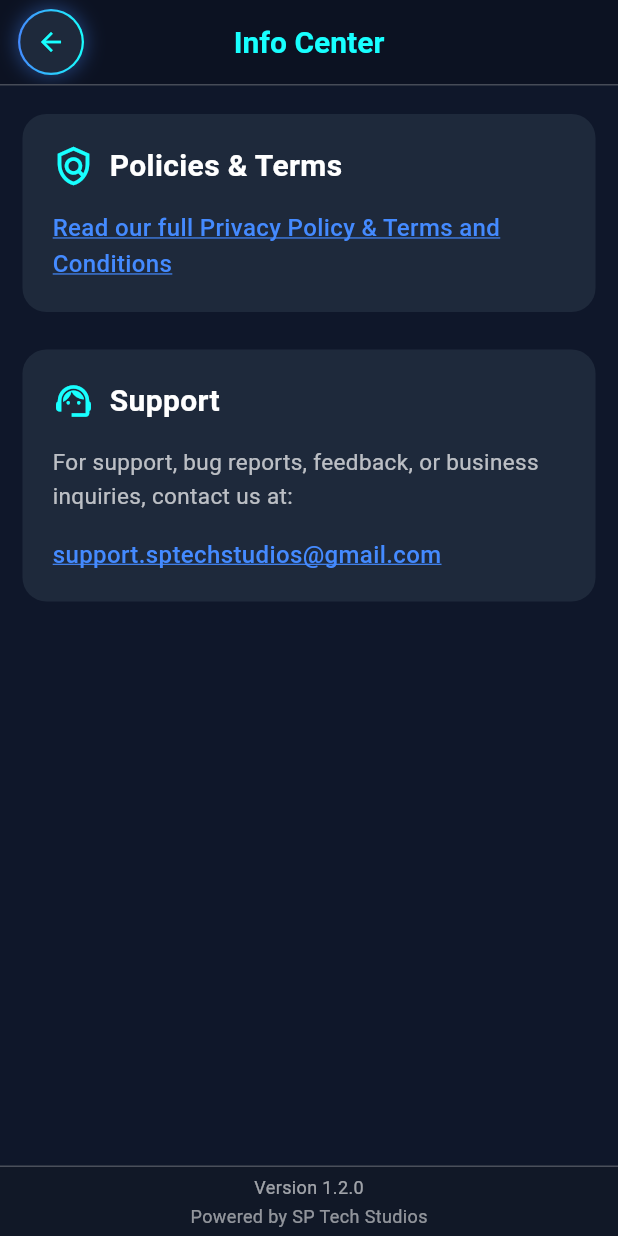
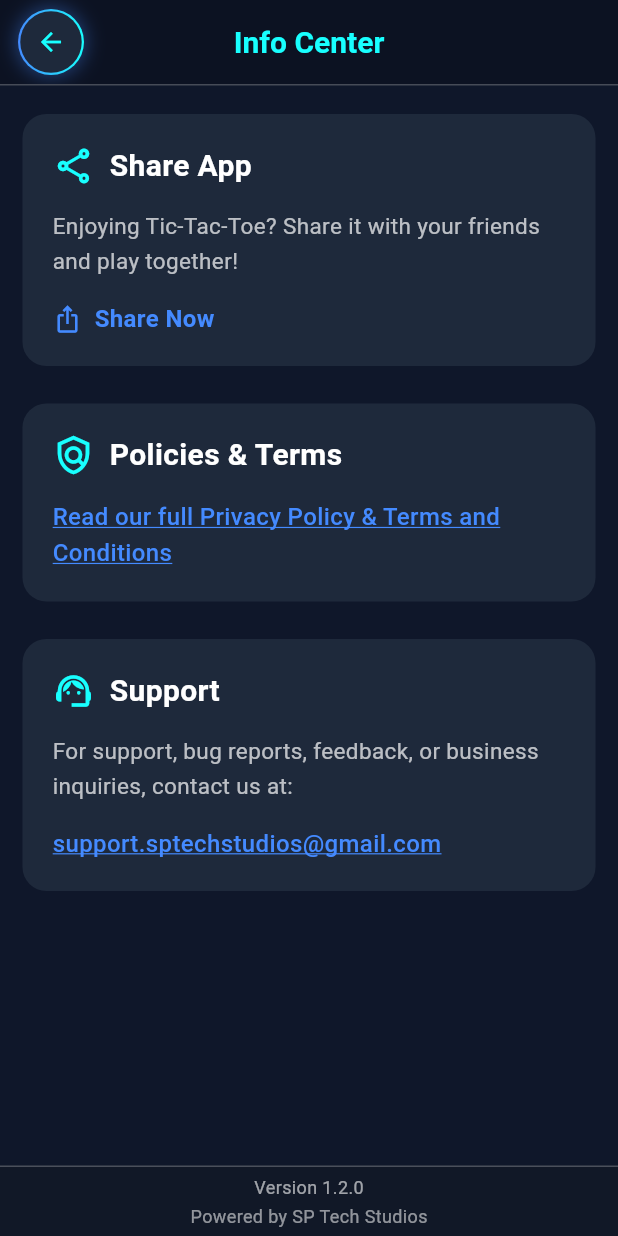
Before and after one commit to subhadip420/Tic_Tac_Toe_Game, a Flutter app: the InfoPage screen opened directly, on a phone screen of 412 x 824 dp. Run offline on Flutter 3.47's test engine with Material 3 defaults, Android fonts, the phone set to English and light mode, and no system bars; our stand-ins replace audioplayers, confetti, connectivity_plus, firebase_core, firebase_database, google_mobile_ads and 6 more; missing offline and left inert: dart:js_interop; accounts and stored records are empty.

Commit message:
Add share this app option in info page.

```diff
--- a/lib/screens/info_page.dart
+++ b/lib/screens/info_page.dart
@@ -1,6 +1,7 @@
 import 'dart:ui';
 import 'package:flutter/material.dart';
 import 'package:flutter/services.dart';
+import 'package:share_plus/share_plus.dart';
 import 'package:shared_preferences/shared_preferences.dart';
 import 'package:url_launcher/url_launcher.dart';
 import '../widgets/build_circle_icon_button.dart';
@@ -120,6 +121,85 @@ class _TermsConditionPageState extends State<InfoPage> {
                 ),
                 child: Column(
                   children: [
+
+                    /// -----------------------------------
+                    /// SHARE APP CARD
+                    /// -----------------------------------
+                    Container(
+                      width: double.infinity,
+                      padding: const EdgeInsets.all(20),
+                      decoration: BoxDecoration(
+                        color: isDark ? const Color(0xFF1E293B) : Colors.white,
+                        borderRadius: BorderRadius.circular(16),
+                        boxShadow: [
+                          if (!isDark)
+                            const BoxShadow(
+                              color: Colors.black12,
+                              blurRadius: 10,
+                              offset: Offset(0, 4),
+                            ),
+                        ],
+                      ),
+                      child: Column(
+                        crossAxisAlignment: CrossAxisAlignment.start,
+                        children: [
+                          Row(
+                            children: [
+                              Icon(
+                                  Icons.share_outlined,
+                                  color: isDark ? Colors.cyanAccent : Colors.blue,
+                                  size: 28
+                              ),
+                              const SizedBox(width: 10),
+                              Text(
+                                "Share App",
+                                style: TextStyle(
+                                  fontSize: 20,
+                                  fontWeight: FontWeight.bold,
+                                  color: isDark ? Colors.white : Colors.black87,
+                                ),
+                              ),
+                            ],
+                          ),
+                          const SizedBox(height: 15),
+                          Text(
+                            "Enjoying Tic-Tac-Toe? Share it with your friends and play together!",
+                            style: TextStyle(
+                              fontSize: 15,
+                              height: 1.5,
+                              color: isDark ? Colors.white70 : Colors.black87,
+                            ),
+                          ),
+                          const SizedBox(height: 15),
+                          GestureDetector(
+                            onTap: () {
+                              /// SHARE LOGIC FIX
+                              SharePlus.instance.share(
+                                ShareParams(
+                                  text: 'Play Tic-Tac-Toe with me! Download the app here: https://play.google.com/store/apps/details?id=com.sptechstudios.tictactoe',
+                                ),
+                              );
+                            },
+                            child: Row(
+                              children: [
+                                const Icon(Icons.ios_share, color: Colors.blueAccent, size: 20),
+                                const SizedBox(width: 8),
+                                Text(
+                                  "Share Now",
+                                  style: TextStyle(
+                                    fontSize: 16,
+                                    color: Colors.blueAccent,
+                                    fontWeight: FontWeight.w600,
+                                  ),
+                                ),
+                              ],
+                            ),
+                          ),
+                        ],
+                      ),
+                    ),
+
+                    const SizedBox(height: 25),
 
                     /// -----------------------------------
                     /// POLICIES & TERMS CARD
```
